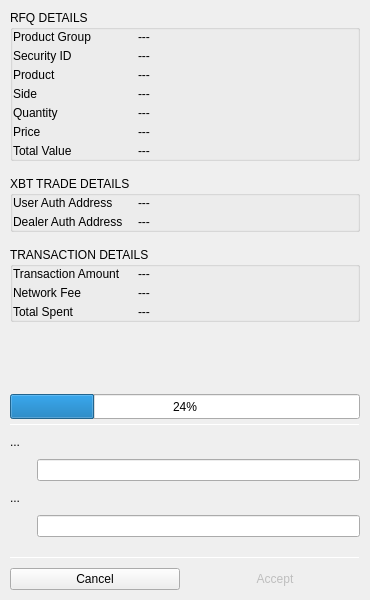
Before: the Qt Designer form BlockSettleUILib/XBTSettlementTransactionWidget.ui in BlockSettle/terminal, drawn with Qt 5.
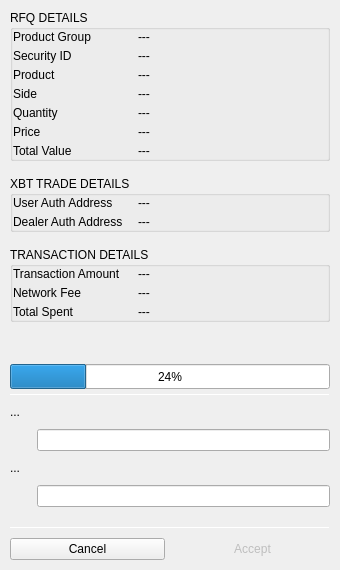
After: the same form once the commit is applied. Icons and pictures are not drawn.

```diff
--- a/BlockSettleUILib/XBTSettlementTransactionWidget.ui
+++ b/BlockSettleUILib/XBTSettlementTransactionWidget.ui
@@ -6,12 +6,12 @@
    <rect>
     <x>0</x>
     <y>0</y>
-    <width>370</width>
-    <height>600</height>
+    <width>340</width>
+    <height>570</height>
    </rect>
   </property>
   <property name="sizePolicy">
-   <sizepolicy hsizetype="Fixed" vsizetype="Fixed">
+   <sizepolicy hsizetype="Fixed" vsizetype="MinimumExpanding">
     <horstretch>0</horstretch>
     <verstretch>0</verstretch>
    </sizepolicy>
```
